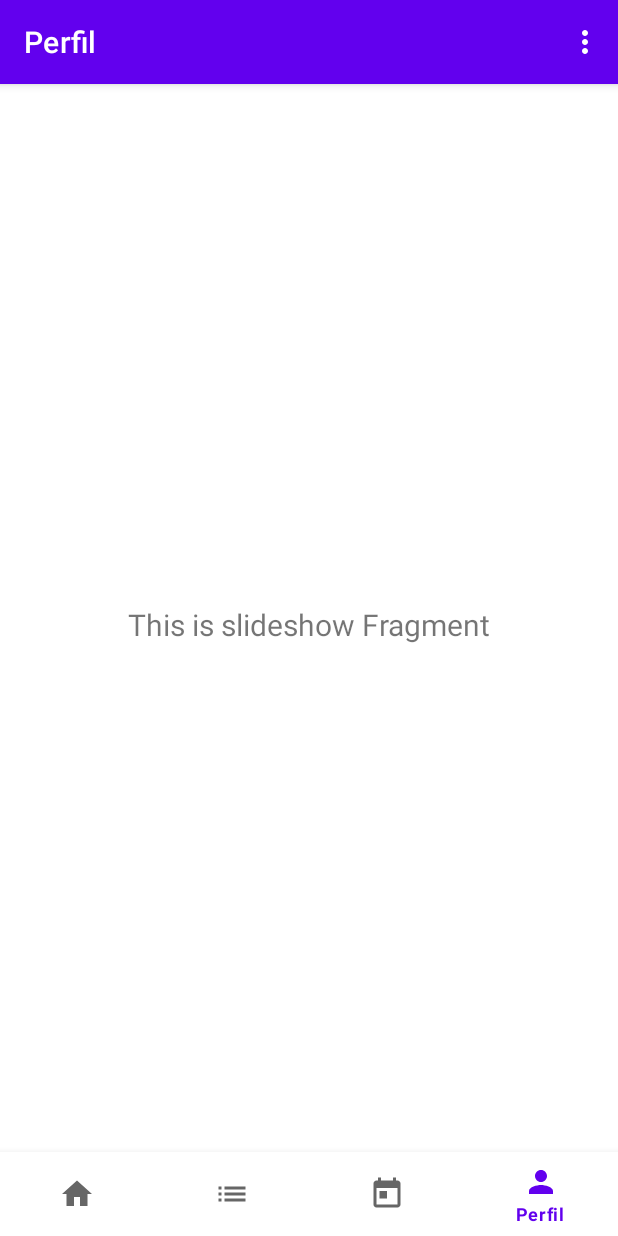
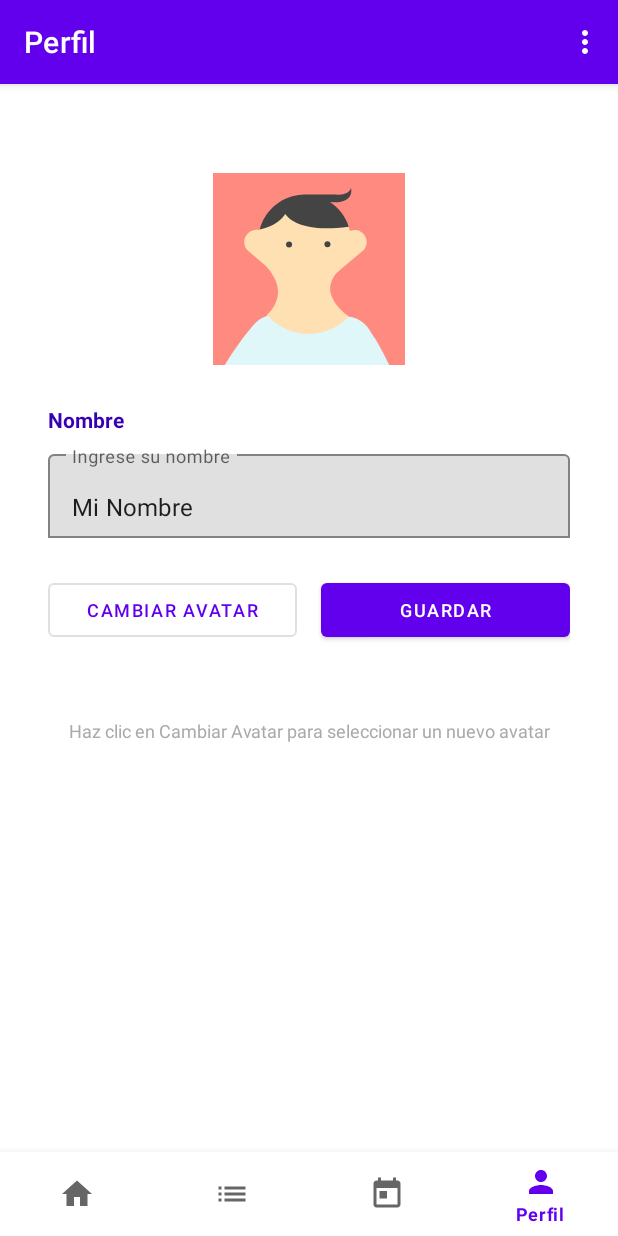
Before and after one commit to Tyrf1ng/Proyecto-Final-Kotlin, an Android app: the screen it shows after launch (MainActivity), item 4 of the bottom bar chosen, on a phone screen of 412 x 824 dp. Run offline under Robolectric (Android 15) with nearby library versions, the phone set to English and light mode, and no system bars; our stand-ins replace navigation-ui; 1 statement that could not run was skipped.

```diff
--- a/app/src/main/java/com/example/shoptimize/ui/slideshow/SlideshowFragment.kt
+++ b/app/src/main/java/com/example/shoptimize/ui/slideshow/SlideshowFragment.kt
@@ -4,35 +4,89 @@ import android.os.Bundle
 import android.view.LayoutInflater
 import android.view.View
 import android.view.ViewGroup
-import android.widget.TextView
+import android.widget.Toast
 import androidx.fragment.app.Fragment
 import androidx.lifecycle.ViewModelProvider
+import com.example.shoptimize.R
 import com.example.shoptimize.databinding.FragmentSlideshowBinding
+import com.google.android.material.dialog.MaterialAlertDialogBuilder
 
 class SlideshowFragment : Fragment() {
 
     private var _binding: FragmentSlideshowBinding? = null
+    private val binding get() = _binding!!
+    private lateinit var viewModel: SlideshowViewModel
 
-    // This property is only valid between onCreateView and
-    // onDestroyView.
-    private val binding get() = _binding!!
+    // Lista de avatares disponibles
+    private val avatarsList = listOf(
+        R.drawable.avatar_1, R.drawable.avatar_2, R.drawable.avatar_3,
+        R.drawable.avatar_4, R.drawable.avatar_5, R.drawable.avatar_6,
+        R.drawable.avatar_7, R.drawable.avatar_8, R.drawable.avatar_9,
+        R.drawable.avatar_10, R.drawable.avatar_11, R.drawable.avatar_12,
+        R.drawable.avatar_13, R.drawable.avatar_14, R.drawable.avatar_15,
+        R.drawable.avatar_16
+    )
 
     override fun onCreateView(
         inflater: LayoutInflater,
         container: ViewGroup?,
         savedInstanceState: Bundle?
     ): View {
-        val slideshowViewModel =
-            ViewModelProvider(this).get(SlideshowViewModel::class.java)
-
+        viewModel = ViewModelProvider(this).get(SlideshowViewModel::class.java)
         _binding = FragmentSlideshowBinding.inflate(inflater, container, false)
         val root: View = binding.root
 
-        val textView: TextView = binding.textSlideshow
-        slideshowViewModel.text.observe(viewLifecycleOwner) {
-            textView.text = it
+        setupObservers()
+        setupListeners()
+
+        return root
+    }
+
+    private fun setupObservers() {
+        // Observar cambios en el nombre del perfil
+        viewModel.profileName.observe(viewLifecycleOwner) { name ->
+            binding.tietProfileName.setText(name)
         }
-        return root
+
+        // Observar cambios en el avatar
+        viewModel.selectedAvatarResId.observe(viewLifecycleOwner) { resId ->
+            binding.ivProfileImage.setImageResource(resId)
+        }
+    }
+
+    private fun setupListeners() {
+        // Botón para cambiar avatar
+        binding.btnChangeAvatar.setOnClickListener {
+            showAvatarSelectionDialog()
+        }
+
+        // Botón para guardar perfil
+        binding.btnSaveProfile.setOnClickListener {
+            val newName = binding.tietProfileName.text.toString().trim()
+            if (newName.isEmpty()) {
+                Toast.makeText(
+                    requireContext(),
+                    "Por favor ingrese un nombre",
+                    Toast.LENGTH_SHORT
+                ).show()
+                return@setOnClickListener
+            }
+            viewModel.updateProfileName(newName)
+            val message = viewModel.saveProfile()
+            Toast.makeText(requireContext(), message, Toast.LENGTH_SHORT).show()
+        }
+    }
+
+    private fun showAvatarSelectionDialog() {
+        val avatarTitles = (1..16).map { "Avatar $it" }.toTypedArray()
+
+        MaterialAlertDialogBuilder(requireContext())
+            .setTitle("Seleccionar Avatar")
+            .setItems(avatarTitles) { _, which ->
+                val selectedAvatar = avatarsList[which]
+                viewModel.updateAvatarResId(selectedAvatar)
+            }
+            .show()
     }
 
     override fun onDestroyView() {
--- a/app/src/main/java/com/example/shoptimize/ui/slideshow/SlideshowViewModel.kt
+++ b/app/src/main/java/com/example/shoptimize/ui/slideshow/SlideshowViewModel.kt
@@ -3,11 +3,29 @@ package com.example.shoptimize.ui.slideshow
 import androidx.lifecycle.LiveData
 import androidx.lifecycle.MutableLiveData
 import androidx.lifecycle.ViewModel
+import com.example.shoptimize.R
 
 class SlideshowViewModel : ViewModel() {
 
-    private val _text = MutableLiveData<String>().apply {
-        value = "This is slideshow Fragment"
+    private val _profileName = MutableLiveData<String>().apply {
+        value = "Mi Nombre"
     }
-    val text: LiveData<String> = _text
+    val profileName: LiveData<String> = _profileName
+
+    private val _selectedAvatarResId = MutableLiveData<Int>().apply {
+        value = R.drawable.avatar_1
+    }
+    val selectedAvatarResId: LiveData<Int> = _selectedAvatarResId
+
+    fun updateProfileName(newName: String) {
+        _profileName.value = newName
+    }
+
+    fun updateAvatarResId(resId: Int) {
+        _selectedAvatarResId.value = resId
+    }
+
+    fun saveProfile(): String {
+        return "Perfil guardado: ${_profileName.value}"
+    }
 }
--- /dev/null
+++ b/app/src/main/res/drawable/avatar_background.xml
@@ -0,0 +1,8 @@
+<?xml version="1.0" encoding="utf-8"?>
+<shape xmlns:android="http://schemas.android.com/apk/res/android"
+    android:shape="oval">
+    <solid android:color="@color/purple_200" />
+    <stroke
+        android:width="2dp"
+        android:color="@color/purple_700" />
+</shape>
--- a/app/src/main/res/layout/fragment_slideshow.xml
+++ b/app/src/main/res/layout/fragment_slideshow.xml
@@ -6,17 +6,96 @@
     android:layout_height="match_parent"
     tools:context=".ui.slideshow.SlideshowFragment">
 
-    <TextView
-        android:id="@+id/text_slideshow"
+    <ScrollView
         android:layout_width="match_parent"
-        android:layout_height="wrap_content"
-        android:layout_marginStart="8dp"
-        android:layout_marginTop="8dp"
-        android:layout_marginEnd="8dp"
-        android:textAlignment="center"
-        android:textSize="20sp"
+        android:layout_height="match_parent"
         app:layout_constraintBottom_toBottomOf="parent"
         app:layout_constraintEnd_toEndOf="parent"
         app:layout_constraintStart_toStartOf="parent"
-        app:layout_constraintTop_toTopOf="parent" />
+        app:layout_constraintTop_toTopOf="parent">
+
+        <LinearLayout
+            android:layout_width="match_parent"
+            android:layout_height="wrap_content"
+            android:orientation="vertical"
+            android:padding="16dp">
+
+            <ImageView
+                android:id="@+id/iv_profile_image"
+                android:layout_width="150dp"
+                android:layout_height="150dp"
+                android:layout_gravity="center_horizontal"
+                android:layout_marginTop="32dp"
+                android:layout_marginBottom="16dp"
+                android:contentDescription="@string/profile_image"
+                android:src="@drawable/avatar_1"
+                android:scaleType="centerInside"
+                android:elevation="4dp" />
+
+            <TextView
+                android:id="@+id/tv_profile_name"
+                android:layout_width="match_parent"
+                android:layout_height="wrap_content"
+                android:layout_marginBottom="8dp"
+                android:text="@string/profile_name_label"
+                android:textSize="14sp"
+                android:textColor="@color/purple_700"
+                android:textStyle="bold" />
+
+            <com.google.android.material.textfield.TextInputLayout
+                android:id="@+id/til_profile_name"
+                android:layout_width="match_parent"
+                android:layout_height="wrap_content"
+                android:layout_marginBottom="24dp"
+                app:boxBackgroundMode="outline"
+                app:boxStrokeColor="@color/purple_700">
+
+                <com.google.android.material.textfield.TextInputEditText
+                    android:id="@+id/tiet_profile_name"
+                    android:layout_width="match_parent"
+                    android:layout_height="wrap_content"
+                    android:hint="@string/enter_name"
+                    android:inputType="text"
+                    android:textSize="16sp" />
+            </com.google.android.material.textfield.TextInputLayout>
+
+            <LinearLayout
+                android:layout_width="match_parent"
+                android:layout_height="wrap_content"
+                android:orientation="horizontal"
+                android:layout_marginBottom="32dp">
+
+                <com.google.android.material.button.MaterialButton
+                    android:id="@+id/btn_change_avatar"
+                    android:layout_width="0dp"
+                    android:layout_height="wrap_content"
+                    android:layout_weight="1"
+                    android:layout_marginEnd="8dp"
+                    android:text="@string/change_avatar"
+                    style="@style/Widget.MaterialComponents.Button.OutlinedButton"
+                    android:textSize="12sp" />
+
+                <com.google.android.material.button.MaterialButton
+                    android:id="@+id/btn_save_profile"
+                    android:layout_width="0dp"
+                    android:layout_height="wrap_content"
+                    android:layout_weight="1"
+                    android:layout_marginStart="8dp"
+                    android:text="@string/save_profile"
+                    style="@style/Widget.MaterialComponents.Button"
+                    android:textSize="12sp" />
+            </LinearLayout>
+
+            <TextView
+                android:id="@+id/tv_profile_info"
+                android:layout_width="match_parent"
+                android:layout_height="wrap_content"
+                android:layout_marginTop="16dp"
+                android:text="@string/profile_info"
+                android:textSize="12sp"
+                android:textColor="@android:color/darker_gray"
+                android:textAlignment="center" />
+
+        </LinearLayout>
+    </ScrollView>
 </androidx.constraintlayout.widget.ConstraintLayout>
--- a/app/src/main/res/values/strings.xml
+++ b/app/src/main/res/values/strings.xml
@@ -26,4 +26,11 @@
     <string name="image_view_item_transform_content_description">Represents an image view in the
         item
     </string>
+
+    <string name="profile_image">Imagen de Perfil</string>
+    <string name="profile_name_label">Nombre</string>
+    <string name="enter_name">Ingrese su nombre</string>
+    <string name="change_avatar">Cambiar Avatar</string>
+    <string name="save_profile">Guardar</string>
+    <string name="profile_info">Haz clic en "Cambiar Avatar" para seleccionar un nuevo avatar</string>
 </resources>
```
